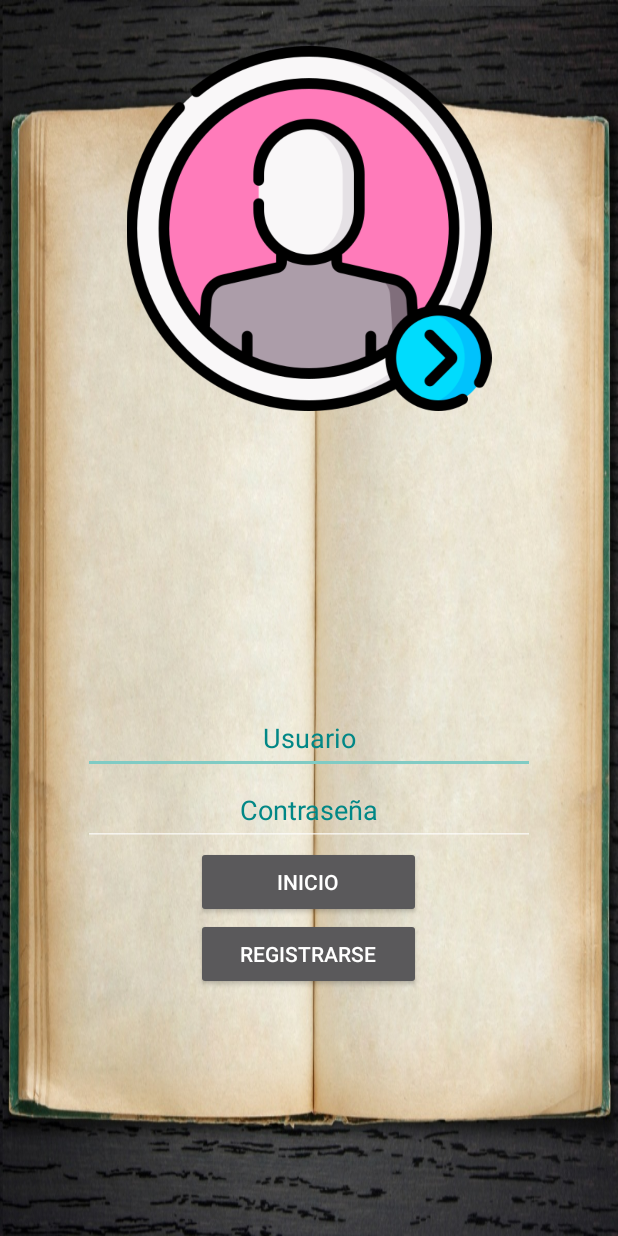
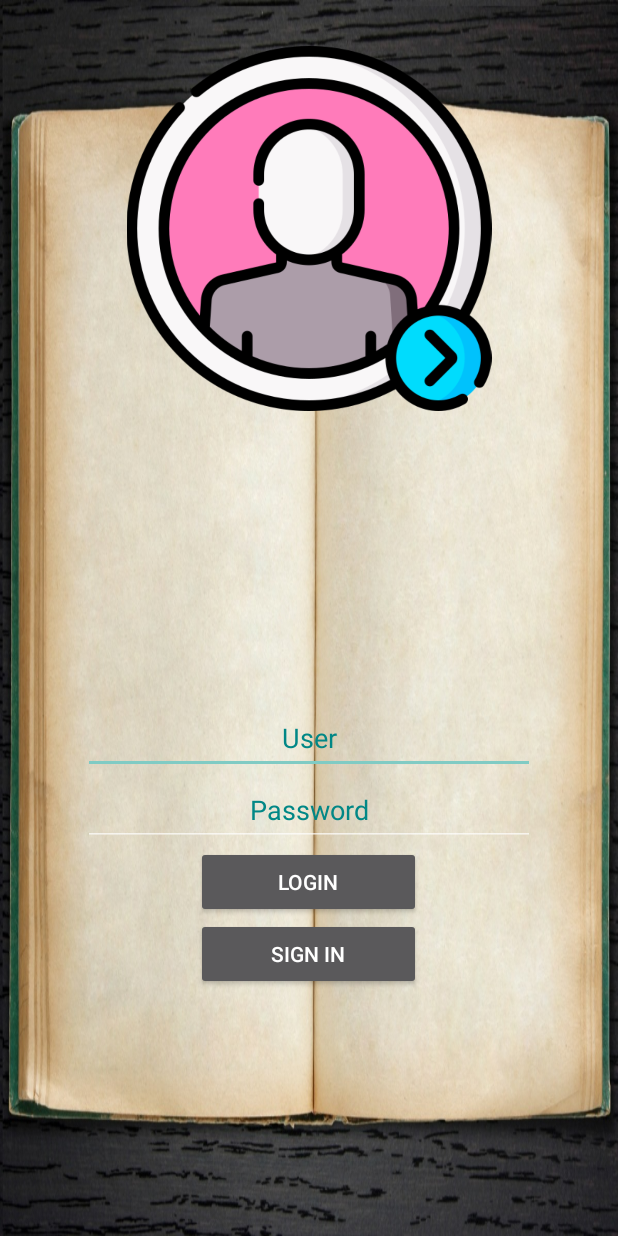
Before and after one commit to Jonathan-vt/Restaurant_App, an Android app: the LoginActivity screen opened directly, with no data from a screen before it, on a phone screen of 412 x 824 dp. Run offline under Robolectric (Android 15) with nearby library versions, the light colour scheme and no system bars.

Commit message:
usuario grupo2 contraseña codigo

```diff
--- a/app/src/main/res/layout/activity_login.xml
+++ b/app/src/main/res/layout/activity_login.xml
@@ -47,8 +47,8 @@
                 android:layout_width="match_parent"
                 android:layout_height="wrap_content"
                 android:gravity="center"
-                android:hint="Usuario"
                 android:minHeight="48dp"
+                android:hint="@string/language_user"
                 android:textColorHint="@color/teal_700" />
 
             <EditText
@@ -56,7 +56,7 @@
                 android:layout_width="match_parent"
                 android:layout_height="wrap_content"
                 android:gravity="center"
-                android:hint="Contraseña"
+                android:hint="@string/language_password"
                 android:minHeight="48dp"
                 android:textColorHint="@color/teal_700" />
 
@@ -65,14 +65,14 @@
                 android:layout_width="150dp"
                 android:layout_height="wrap_content"
                 android:onClick="loginAcentral"
-                android:text="Inicio" />
+                android:text="@string/language_login" />
 
             <Button
                 android:id="@+id/btnRegister"
                 android:layout_width="150dp"
                 android:layout_height="wrap_content"
                 android:onClick="loginAregister"
-                android:text="Registrarse" />
+                android:text="@string/language_sign_in" />
 
 
 
```
Also changed, not shown: app/src/main/res/layout/activity_main.xml (+24 -12 lines), app/src/main/res/values/strings.xml (+10 -7 lines), app/src/main/res/drawable/logo_restaurant_rewhiter.png (renamed from app/src/main/res/drawable/logo_restaurante_rewhiter.png), 1 other file.
